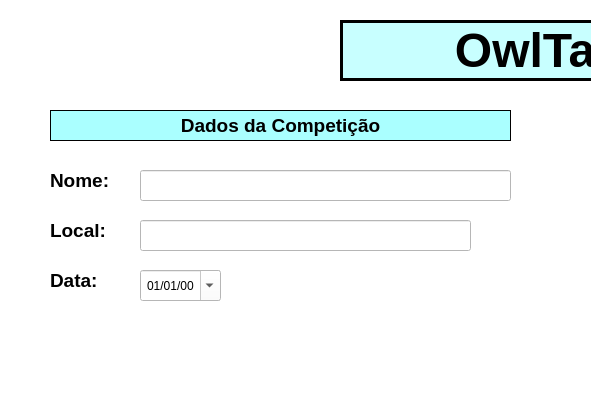
Qt form central_pc/gui/mainwindow.ui (xBogas/ES-SACA) before a commit; both pictures show x 0 to 591 and y 0 to 395 of the 1121 by 600 pixel window.
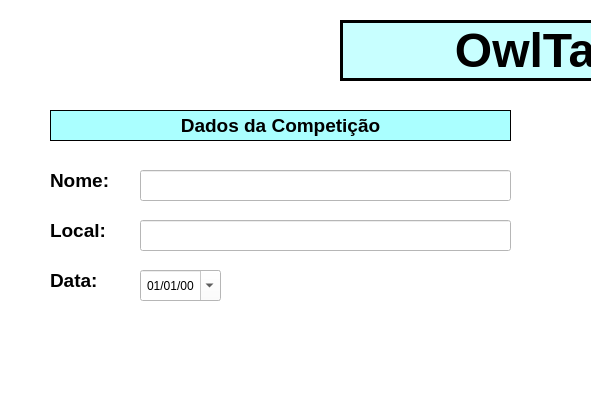
The same form after that commit. Icons and pictures are not drawn.

What changed in the file:
```diff
--- a/central_pc/gui/mainwindow.ui
+++ b/central_pc/gui/mainwindow.ui
@@ -574,7 +574,7 @@
      <rect>
       <x>140</x>
       <y>220</y>
-      <width>331</width>
+      <width>371</width>
       <height>31</height>
      </rect>
     </property>
```
